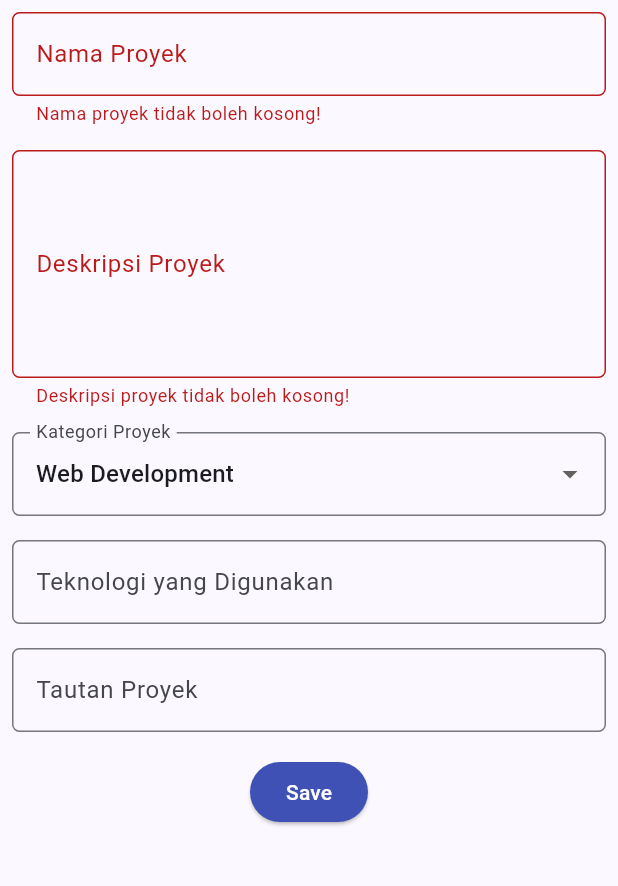
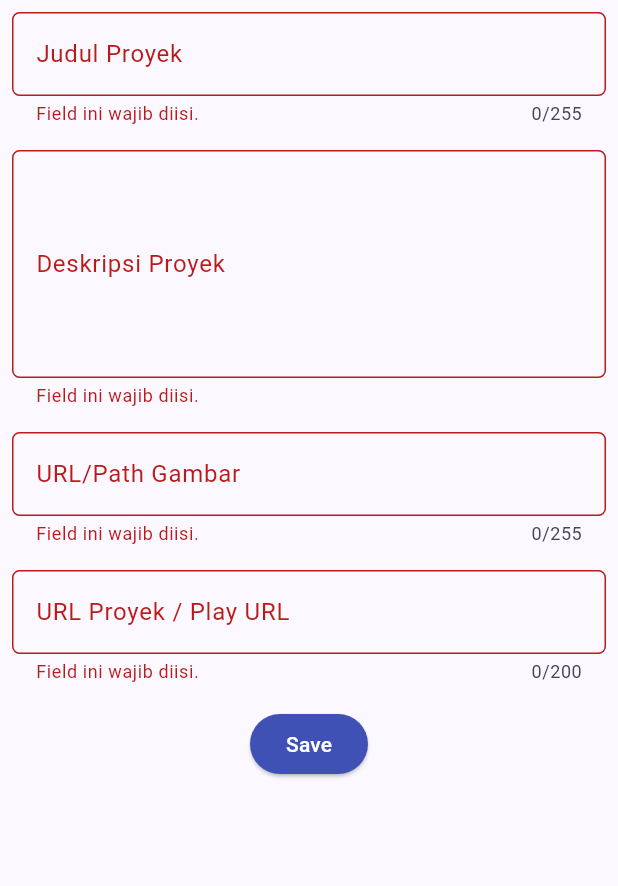
Before and after one commit to yasmin52-cpu/myportfolio_mobile, a Flutter app: the ProjectFormPage screen opened directly, after a tap on "Save", on a phone screen of 412 x 824 dp, the part 84-970 px from its top. Run offline on Flutter 3.47's test engine with Material 3 defaults, Android fonts, the phone set to English and light mode, and no system bars; generated files the repository leaves out were written again.

Commit message:
feat: submit project form to Django with token authentication

```diff
--- a/lib/screens/project_form.dart
+++ b/lib/screens/project_form.dart
@@ -1,5 +1,10 @@
 import 'package:flutter/material.dart';
+import 'package:myportfolio_mobile/models/project.dart';
+import 'package:myportfolio_mobile/services/api_client.dart';
+import 'package:myportfolio_mobile/services/auth_state.dart';
+import 'package:myportfolio_mobile/widgets/auth_guard.dart';
 import 'package:myportfolio_mobile/widgets/left_drawer.dart';
+import 'package:provider/provider.dart';
 
 class ProjectFormPage extends StatefulWidget {
   const ProjectFormPage({super.key});
@@ -10,20 +15,105 @@ class ProjectFormPage extends StatefulWidget {
 
 class _ProjectFormPageState extends State<ProjectFormPage> {
   final _formKey = GlobalKey<FormState>();
+  final _title = TextEditingController();
+  final _description = TextEditingController();
+  final _image = TextEditingController();
+  final _play = TextEditingController();
+  bool _submitting = false;
 
-  String _projectName = "";
-  String _description = "";
-  String _category = "Web Development";
-  String _technologies = "";
-  String _projectLink = "";
+  @override
+  void dispose() {
+    _title.dispose();
+    _description.dispose();
+    _image.dispose();
+    _play.dispose();
+    super.dispose();
+  }
 
-  final List<String> _categories = [
-    'Web Development',
-    'Mobile Development',
-    'Machine Learning',
-    'Data Science',
-    'Other',
-  ];
+  String? _required(String? value) =>
+      value == null || value.trim().isEmpty ? 'Field ini wajib diisi.' : null;
+
+  void _message(String text) {
+    ScaffoldMessenger.of(context)
+      ..hideCurrentSnackBar()
+      ..showSnackBar(SnackBar(content: Text(text)));
+  }
+
+  Future<void> _submit() async {
+    if (_submitting || !_formKey.currentState!.validate()) return;
+    setState(() => _submitting = true);
+    try {
+      final allowed = await ensureLoggedIn(context);
+      if (!mounted || !allowed) return;
+      final token = context.read<AuthState>().token;
+      if (token == null) return;
+      final project = Project(
+        title: _title.text.trim(),
+        description: _description.text.trim(),
+        imageUrl: _image.text.trim(),
+        playUrl: _play.text.trim(),
+      );
+      final created = await context.read<ApiClient>().createProject(
+        project,
+        token: token,
+      );
+      if (!mounted) return;
+      _formKey.currentState!.reset();
+      _title.clear();
+      _description.clear();
+      _image.clear();
+      _play.clear();
+      setState(() => _submitting = false);
+      await showDialog<void>(
+        context: context,
+        builder: (dialogContext) => AlertDialog(
+          title: const Text('Proyek berhasil ditambahkan!'),
+          content: SingleChildScrollView(
+            child: Column(
+              mainAxisSize: MainAxisSize.min,
+              crossAxisAlignment: CrossAxisAlignment.start,
+              children: [
+                Text('Judul: ${created.title}'),
+                Text('Deskripsi: ${created.description}'),
+                Text('URL/Path Gambar: ${created.imageUrl}'),
+                Text('URL Proyek: ${created.playUrl}'),
+              ],
+            ),
+          ),
+          actions: [
+            TextButton(
+              onPressed: () => Navigator.pop(dialogContext),
+              child: const Text('OK'),
+            ),
+          ],
+        ),
+      );
+    } on ApiException catch (error) {
+      if (!mounted) return;
+      if (error.statusCode == 401) {
+        final auth = context.read<AuthState>();
+        try {
+          await auth.logout();
+        } catch (_) {
+          // AuthState clears the local token even when revocation fails.
+        }
+        if (!mounted) return;
+        _message('Sesi berakhir. Silakan login kembali dan tekan Save lagi.');
+        await ensureLoggedIn(context);
+      } else if (error.statusCode == 400) {
+        _message('Data tidak valid. Periksa kembali isian proyek.');
+      } else if (error.statusCode == 403) {
+        _message('Pembuatan proyek memerlukan akun Django superuser.');
+      } else {
+        _message('Proyek gagal disimpan. Silakan coba lagi.');
+      }
+    } catch (_) {
+      if (!mounted) return;
+      _message('Tidak dapat terhubung. Periksa jaringan dan coba lagi.');
+    } finally {
+      if (mounted) setState(() => _submitting = false);
+    }
+  }
 
   @override
   Widget build(BuildContext context) {
@@ -40,167 +130,44 @@ class _ProjectFormPageState extends State<ProjectFormPage> {
           child: Column(
             crossAxisAlignment: CrossAxisAlignment.start,
             children: [
-              // === Project Name ===
-              Padding(
-                padding: const EdgeInsets.all(8.0),
-                child: TextFormField(
-                  decoration: InputDecoration(
-                    hintText: "Nama Proyek",
-                    labelText: "Nama Proyek",
-                    border: OutlineInputBorder(
-                      borderRadius: BorderRadius.circular(5.0),
-                    ),
-                  ),
-                  onChanged: (String? value) {
-                    setState(() {
-                      _projectName = value!;
-                    });
-                  },
-                  validator: (String? value) {
-                    if (value == null || value.trim().isEmpty) {
-                      return "Nama proyek tidak boleh kosong!";
-                    }
-                    return null;
-                  },
-                ),
-              ), // ← Project Name SELESAI
-              // === Description ===
-              Padding(
-                padding: const EdgeInsets.all(8.0),
-                child: TextFormField(
-                  maxLines: 5,
-                  decoration: InputDecoration(
-                    hintText: "Deskripsi Proyek",
-                    labelText: "Deskripsi Proyek",
-                    border: OutlineInputBorder(
-                      borderRadius: BorderRadius.circular(5.0),
-                    ),
-                  ),
-                  onChanged: (String? value) {
-                    setState(() {
-                      _description = value!;
-                    });
-                  },
-                  validator: (String? value) {
-                    if (value == null || value.trim().isEmpty) {
-                      return "Deskripsi proyek tidak boleh kosong!";
-                    }
-                    return null;
-                  },
-                ),
+              _field(_title, 'Judul Proyek', maxLength: 255),
+              _field(_description, 'Deskripsi Proyek', maxLines: 5),
+              _field(_image, 'URL/Path Gambar', maxLength: 255),
+              _field(
+                _play,
+                'URL Proyek / Play URL',
+                maxLength: 200,
+                validator: (value) {
+                  final requiredError = _required(value);
+                  if (requiredError != null) return requiredError;
+                  final uri = Uri.tryParse(value!.trim());
+                  if (uri == null ||
+                      !['http', 'https'].contains(uri.scheme.toLowerCase()) ||
+                      uri.host.isEmpty ||
+                      uri.userInfo.isNotEmpty ||
+                      uri.toString().contains(RegExp(r'\s'))) {
+                    return 'Masukkan URL HTTP atau HTTPS yang valid.';
+                  }
+                  return null;
+                },
               ),
-
-              // === Category ===
-              Padding(
-                padding: const EdgeInsets.all(8.0),
-                child: DropdownButtonFormField<String>(
-                  decoration: InputDecoration(
-                    labelText: "Kategori Proyek",
-                    border: OutlineInputBorder(
-                      borderRadius: BorderRadius.circular(5.0),
-                    ),
-                  ),
-                  initialValue: _category,
-                  items: _categories
-                      .map(
-                        (category) => DropdownMenuItem(
-                          value: category,
-                          child: Text(category),
-                        ),
-                      )
-                      .toList(),
-                  onChanged: (String? newValue) {
-                    setState(() {
-                      _category = newValue!;
-                    });
-                  },
-                ),
-              ),
-
-              // === Technologies ===
-              Padding(
-                padding: const EdgeInsets.all(8.0),
-                child: TextFormField(
-                  decoration: InputDecoration(
-                    hintText: "Contoh: Flutter, Django, Figma",
-                    labelText: "Teknologi yang Digunakan",
-                    border: OutlineInputBorder(
-                      borderRadius: BorderRadius.circular(5.0),
-                    ),
-                  ),
-                  onChanged: (String? value) {
-                    setState(() {
-                      _technologies = value!;
-                    });
-                  },
-                ),
-              ),
-
-              // === Project Link ===
-              Padding(
-                padding: const EdgeInsets.all(8.0),
-                child: TextFormField(
-                  decoration: InputDecoration(
-                    hintText: "URL Proyek (opsional)",
-                    labelText: "Tautan Proyek",
-                    border: OutlineInputBorder(
-                      borderRadius: BorderRadius.circular(5.0),
-                    ),
-                  ),
-                  onChanged: (String? value) {
-                    setState(() {
-                      _projectLink = value!;
-                    });
-                  },
-                ),
-              ),
-
-              // === Tombol Simpan ===
               Align(
                 alignment: Alignment.bottomCenter,
                 child: Padding(
-                  padding: const EdgeInsets.all(8.0),
+                  padding: const EdgeInsets.all(8),
                   child: ElevatedButton(
-                    style: ButtonStyle(
-                      backgroundColor: WidgetStateProperty.all(Colors.indigo),
+                    style: ElevatedButton.styleFrom(
+                      backgroundColor: Colors.indigo,
+                      foregroundColor: Colors.white,
                     ),
-                    onPressed: () {
-                      if (_formKey.currentState!.validate()) {
-                        showDialog(
-                          context: context,
-                          builder: (context) {
-                            return AlertDialog(
-                              title: const Text('Proyek berhasil ditambahkan!'),
-                              content: SingleChildScrollView(
-                                child: Column(
-                                  crossAxisAlignment: CrossAxisAlignment.start,
-                                  children: [
-                                    Text('Nama Proyek: $_projectName'),
-                                    Text('Deskripsi: $_description'),
-                                    Text('Kategori: $_category'),
-                                    Text('Teknologi: $_technologies'),
-                                    Text('Tautan: $_projectLink'),
-                                  ],
-                                ),
-                              ),
-                              actions: [
-                                TextButton(
-                                  child: const Text('OK'),
-                                  onPressed: () {
-                                    Navigator.pop(context);
-                                    _formKey.currentState!.reset();
-                                  },
-                                ),
-                              ],
-                            );
-                          },
-                        );
-                      }
-                    },
-                    child: const Text(
-                      "Save",
-                      style: TextStyle(color: Colors.white),
-                    ),
+                    onPressed: _submitting ? null : _submit,
+                    child: _submitting
+                        ? const SizedBox(
+                            width: 24,
+                            height: 24,
+                            child: CircularProgressIndicator(strokeWidth: 2),
+                          )
+                        : const Text('Save'),
                   ),
                 ),
               ),
@@ -210,4 +177,24 @@ class _ProjectFormPageState extends State<ProjectFormPage> {
       ),
     );
   }
+
+  Widget _field(
+    TextEditingController controller,
+    String label, {
+    int? maxLength,
+    int maxLines = 1,
+    String? Function(String?)? validator,
+  }) => Padding(
+    padding: const EdgeInsets.all(8),
+    child: TextFormField(
+      controller: controller,
+      maxLength: maxLength,
+      maxLines: maxLines,
+      decoration: InputDecoration(
+        labelText: label,
+        border: OutlineInputBorder(borderRadius: BorderRadius.circular(5)),
+      ),
+      validator: validator ?? _required,
+    ),
+  );
 }
```
Also changed, not shown: 1 other file.
